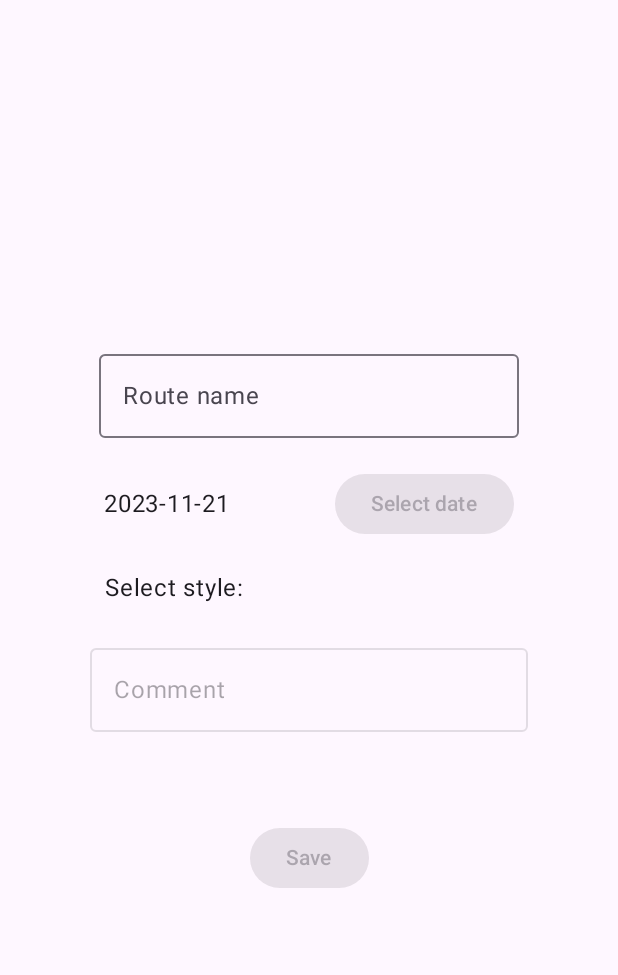
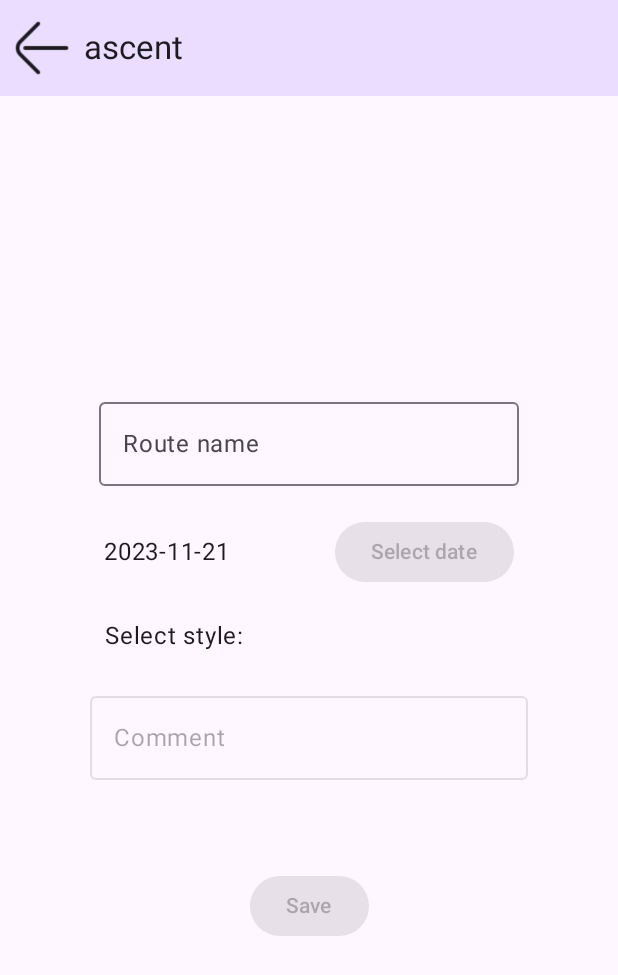
Before and after one commit to kkoltunski/engineeringThesis, an Android app built with Jetpack Compose: the ASCENT screen opened through its navigation route, on a phone screen of 412 x 824 dp. Shown: the top 975 px of the screen. Run offline under Robolectric (Android 15) with nearby library versions, the phone set to English and light mode, and no system bars; 1 statement that could not run was skipped.

Commit message:
App scaffold added

```diff
--- a/project/app/src/main/java/com/example/project/ClimbingApp.kt
+++ b/project/app/src/main/java/com/example/project/ClimbingApp.kt
@@ -1,14 +1,48 @@
 package com.example.project
 
+import androidx.compose.foundation.layout.padding
+import androidx.compose.material3.ExperimentalMaterial3Api
+import androidx.compose.material3.Scaffold
 import androidx.compose.runtime.Composable
+import androidx.compose.runtime.getValue
+import androidx.compose.ui.Modifier
 import androidx.compose.ui.tooling.preview.Preview
+import androidx.navigation.NavHostController
+import androidx.navigation.compose.currentBackStackEntryAsState
+import androidx.navigation.compose.rememberNavController
 import com.example.project.ui.navigation.Navigator
+import com.example.project.ui.navigation.Screen
+import com.example.project.ui.screens.common.CustomAppBar
 import com.example.project.ui.theme.ProjectTheme
 
+@OptIn(ExperimentalMaterial3Api::class)
 @Composable
 fun ClimbingApp(
+    navController: NavHostController = rememberNavController()
 ) {
-    Navigator()
+    val backStackEntry by navController.currentBackStackEntryAsState()
+    val currentScreen = Screen.valueOf(
+        backStackEntry?.destination?.route ?: Screen.LOGIN.name
+    )
+
+    Scaffold(
+        topBar = {
+            if((currentScreen.name != Screen.LOGIN.name) and
+                (currentScreen.name != Screen.REGISTER.name))
+            {
+                CustomAppBar(
+                    currentScreen = currentScreen,
+                    canNavigateBack = navController.previousBackStackEntry != null,
+                    navigateUp = { navController.navigateUp() }
+                )
+            }
+        }
+    ) {innerPadding ->
+        Navigator(
+            navController = navController,
+            modifier = Modifier.padding(innerPadding)
+        )
+    }
 }
 
 @Preview(showBackground = true)
--- /dev/null
+++ b/project/app/src/main/java/com/example/project/ui/screens/common/CustomAppBar.kt
@@ -0,0 +1,42 @@
+package com.example.project.ui.screens.common
+
+import androidx.compose.material3.ExperimentalMaterial3Api
+import androidx.compose.material3.Icon
+import androidx.compose.material3.IconButton
+import androidx.compose.material3.MaterialTheme
+import androidx.compose.material3.Text
+import androidx.compose.material3.TopAppBar
+import androidx.compose.material3.TopAppBarDefaults
+import androidx.compose.runtime.Composable
+import androidx.compose.ui.Modifier
+import androidx.compose.ui.res.painterResource
+import androidx.compose.ui.res.stringResource
+import com.example.project.R
+import com.example.project.ui.navigation.Screen
+
+@OptIn(ExperimentalMaterial3Api::class)
+@Composable
+fun CustomAppBar(
+    currentScreen: Screen,
+    canNavigateBack: Boolean,
+    navigateUp: () -> Unit,
+    modifier: Modifier = Modifier
+) {
+    TopAppBar(
+        title = { Text(stringResource(currentScreen.title)) },
+        colors = TopAppBarDefaults.mediumTopAppBarColors(
+            containerColor = MaterialTheme.colorScheme.primaryContainer
+        ),
+        modifier = modifier,
+        navigationIcon = {
+            if (canNavigateBack) {
+                IconButton(onClick = navigateUp) {
+                    Icon(painter = painterResource(
+                        id = R.drawable.ic_design_back_arrow),
+                        contentDescription = null
+                    )
+                }
+            }
+        }
+    )
+}
```
Also changed, not shown: project/app/src/main/java/com/example/project/ui/navigation/Navigator.kt (+11 -3 lines), project/app/src/main/res/drawable/ic_design_back_arrow.png (added), 1 other file.
